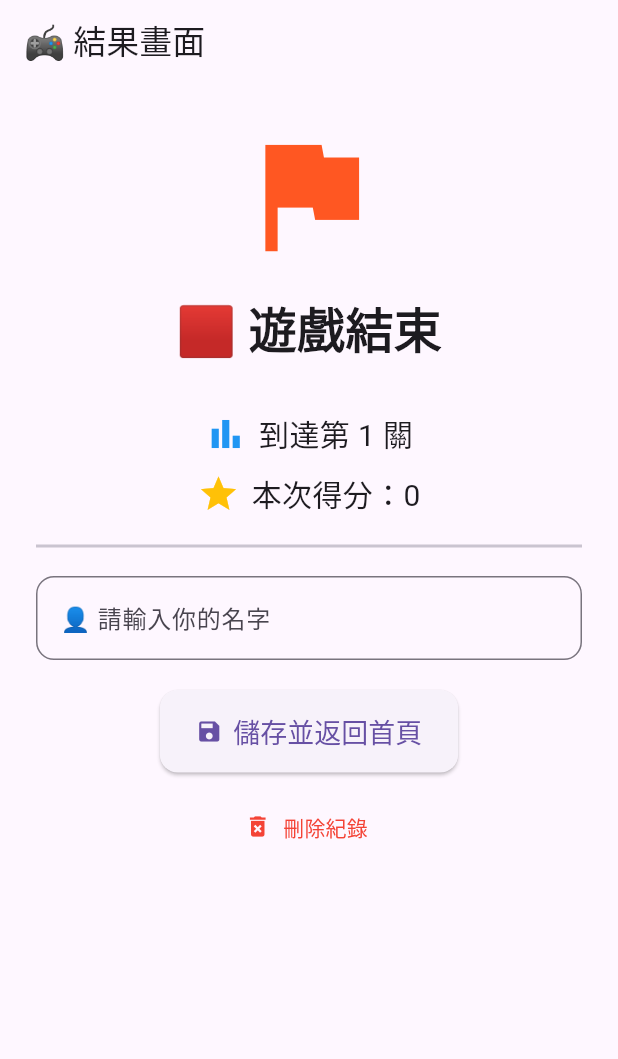
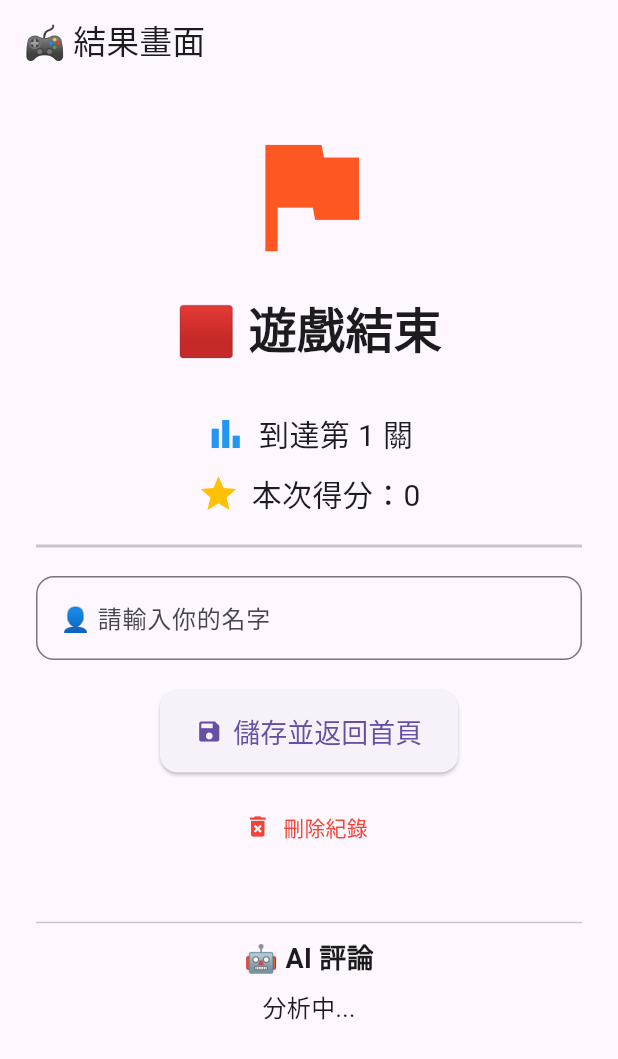
Before and after one commit to timo456/math-clash-web, a Flutter app: the ResultPage screen opened directly with empty values, on a phone screen of 412 x 824 dp. Shown: the top 1059 px of the screen. Run offline on Flutter 3.47's test engine with Material 3 defaults, Android fonts, the phone set to English and light mode, and no system bars; our stand-ins replace audioplayers, cloud_firestore, firebase_core, shared_preferences; accounts and stored records are empty; network calls fail.

Commit message:
??靽格??摩??Ｘ?摮?

```diff
--- a/lib/home_page.dart
+++ b/lib/home_page.dart
@@ -121,7 +121,7 @@ class _HomePageState extends State<HomePage> {
       body: jsonEncode({
         'model': 'llama3-8b-8192',
         'messages': [
-          {'role': 'system', 'content': '你是一位數學師父，語氣睿智簡潔，請用繁體中文回答玩家的問題。'},
+          {'role': 'system', 'content': '你是一位數學師父，語氣睿智簡潔，請用繁體中文回答。'},
           {'role': 'user', 'content': message},
         ],
       }),
--- a/lib/result_page.dart
+++ b/lib/result_page.dart
@@ -3,6 +3,8 @@ import 'package:math_clash/score_firestore.dart';
 import 'home_page.dart';
 import 'coin_helper.dart';
 import 'package:shared_preferences/shared_preferences.dart';
+import 'dart:convert';
+import 'package:http/http.dart' as http;
 
 class ResultPage extends StatefulWidget {
   final int player;
@@ -26,11 +28,42 @@ class _ResultPageState extends State<ResultPage> {
   final TextEditingController _nameController = TextEditingController();
   int storedScore = 0;
   int levelReached = 1;
+  String aiReply = '分析中...';
 
   @override
   void initState() {
     super.initState();
     _loadStoredData();
+    _getAIReply(); // 👈 加這行
+  }
+
+  Future<void> _getAIReply() async {
+    final response = await http.post(
+      Uri.parse('https://api.groq.com/openai/v1/chat/completions'),
+      headers: {
+        'Content-Type': 'application/json',
+        'Authorization': 'Bearer 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',
+      },
+      body: jsonEncode({
+        'model': 'llama3-8b-8192',
+        'messages': [
+          {'role': 'system', 'content': '你是一位數學師父，簡潔的嘲諷玩家的得分表現，用現代一點的嘲諷方式，請用繁體中文。'},
+          {'role': 'user', 'content': '我剛剛在遊戲中得到了 ${widget.score} 分，你覺得表現如何？'},
+        ],
+      }),
+    );
+
+    if (response.statusCode == 200) {
+      final decoded = utf8.decode(response.bodyBytes);
+      final data = jsonDecode(decoded);
+      setState(() {
+        aiReply = data['choices'][0]['message']['content'];
+      });
+    } else {
+      setState(() {
+        aiReply = '⚠️ AI 無法回應（${response.statusCode}）';
+      });
+    }
   }
 
   Future<void> _loadStoredData() async {
@@ -142,6 +175,18 @@ class _ResultPageState extends State<ResultPage> {
                 icon: const Icon(Icons.delete_forever, color: Colors.red),
                 label: const Text('刪除紀錄', style: TextStyle(color: Colors.red)),
               ),
+              const SizedBox(height: 30),
+              const Divider(height: 20, thickness: 1),
+              const Text(
+                '🤖 AI 評論',
+                style: TextStyle(fontSize: 18, fontWeight: FontWeight.bold),
+              ),
+              const SizedBox(height: 8),
+              Text(
+                aiReply,
+                style: TextStyle(fontSize: 16),
+                textAlign: TextAlign.center,
+              ),
             ],
           ),
         ),
```
